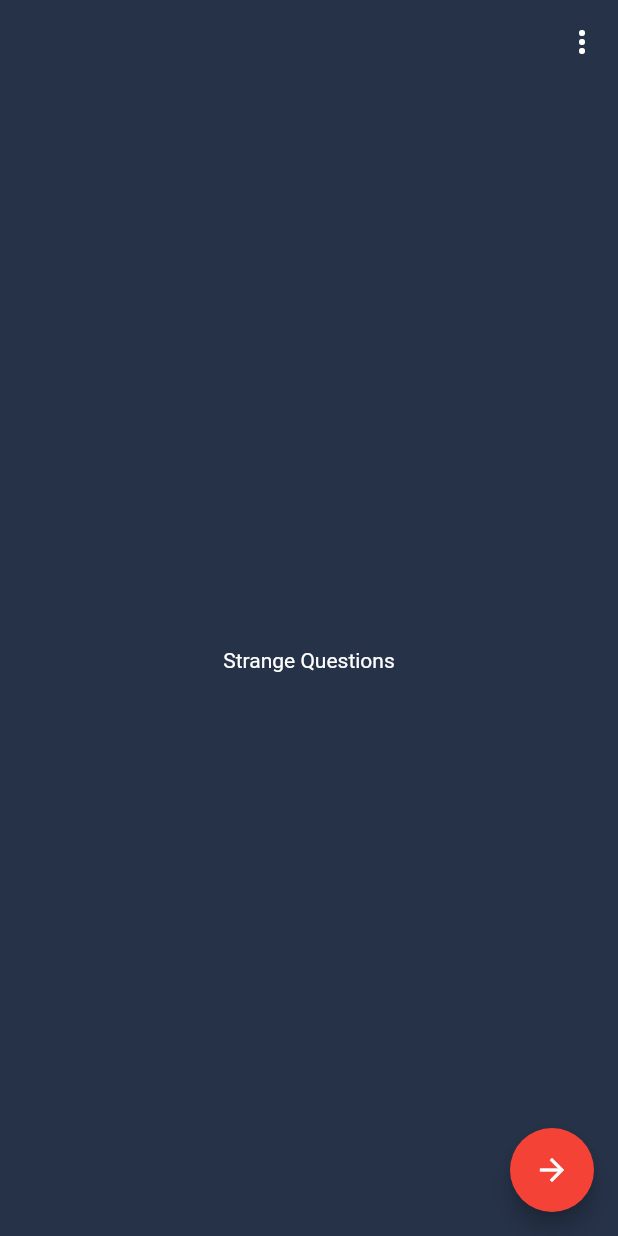
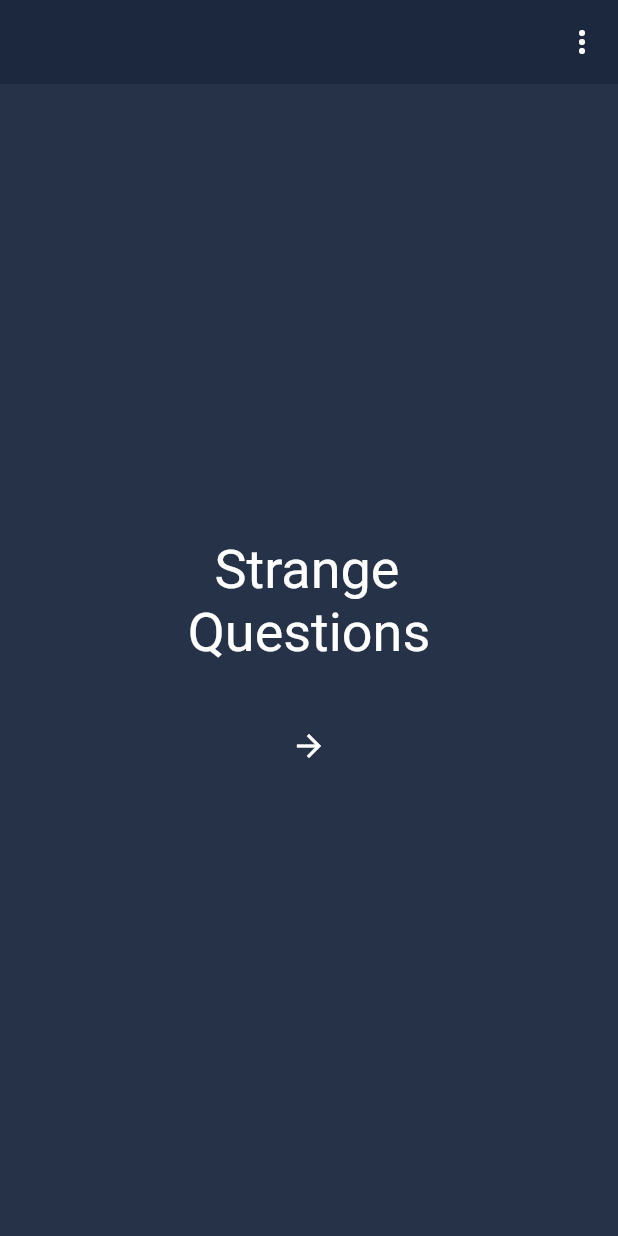
Before and after one commit to sinzianag/strangeQuestions, a Flutter app: the screen it shows after launch, on a phone screen of 412 x 824 dp. Run offline on Flutter 3.47's test engine with Material 2 defaults, Android fonts, the phone set to English and light mode, and no system bars.

Commit message:
Setting up the Column for the App title
Also changing the color of the app bar and adding a menu to that as well.

Changes to be committed:
	modified:   lib/home.dart
	modified:   lib/settings.dart

```diff
--- a/lib/home.dart
+++ b/lib/home.dart
@@ -1,3 +1,4 @@
+
 import 'package:flutter/material.dart';
 
 enum _QuestionMenuItem { how, about }
@@ -28,10 +29,22 @@ class _MyHomePageState extends State<MyHomePage> {
     //TODO
   }
 
+  TextStyle _getTextStyle() {
+    return new TextStyle(
+      color: Colors.white,
+      decoration: TextDecoration.none,
+      fontWeight: FontWeight.normal,
+      fontStyle: FontStyle.normal,
+      fontSize: 36.0,
+    );
+  }
+
+
+
   Widget buildAppBar() {
     return new AppBar(
         elevation: 0,
-        backgroundColor: new Color(0xFF263248),
+        backgroundColor: new Color(0xFF1c283d),
         actions: <Widget>[
           new PopupMenuButton<_QuestionMenuItem>(
             onSelected: (_QuestionMenuItem value) {
@@ -55,16 +68,26 @@ class _MyHomePageState extends State<MyHomePage> {
     return new Scaffold(
       appBar: buildAppBar(),
       body: new Center(
-        child: new Text(
-          'Strange Questions',
-          style: new ThemeData.dark().textTheme.title,
+            child: new Column(
+              mainAxisAlignment: MainAxisAlignment.center,
+              crossAxisAlignment: CrossAxisAlignment.center,
+              children: <Widget> [ new Text(
+                '  Strange\nQuestions',
+                style: _getTextStyle(),
+                ),
+                new Divider(height: 30.0, indent: 80.0, color: new Color(0xFF263248)),
+                new FlatButton(onPressed: _handleShowSettings,
+                    child: new Icon(Icons.arrow_forward,
+                    color: Colors.white),
+                )
+              ],
             ),
       ),
-      floatingActionButton: new FloatingActionButton(
-        onPressed: _handleShowSettings,
-        tooltip: 'Increment',
-        child: new Icon(Icons.arrow_forward),
-      ),
+//      floatingActionButton: new FloatingActionButton(
+//        onPressed: _handleShowSettings,
+//        tooltip: 'Increment',
+//        child: new Icon(Icons.arrow_forward),
+//      ),
     );
   }
 }
```
Also changed, not shown: lib/settings.dart (+30 -0 lines). Lines whose indentation alone changed are shown as unchanged.
